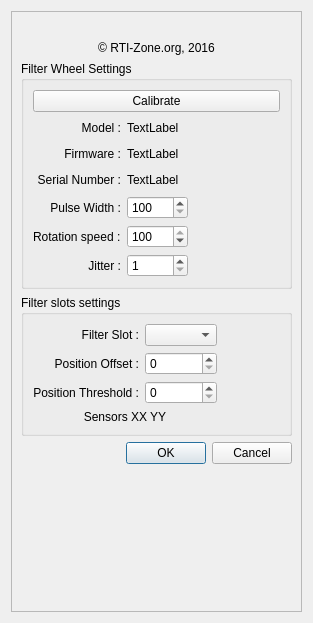
Before: the Qt Designer form XagylFilterWheel.ui in rpineau/XagylFilterWheel, drawn with Qt 5.
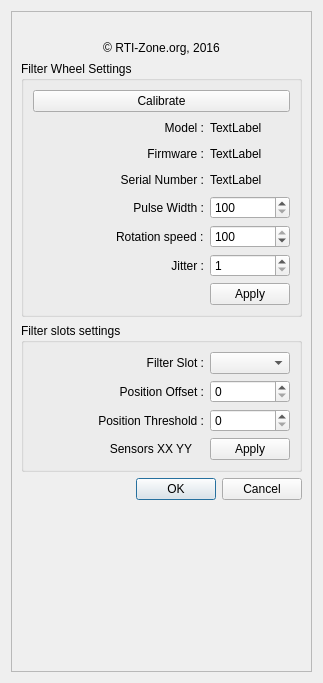
After: the same form once the commit is applied. Icons and pictures are not drawn. Custom widgets are drawn as their Qt base class.

Commit message: Fix code to get data from filter wheel for the UI.

```diff
--- a/XagylFilterWheel.ui
+++ b/XagylFilterWheel.ui
@@ -6,10 +6,16 @@
    <rect>
     <x>0</x>
     <y>0</y>
-    <width>313</width>
-    <height>623</height>
+    <width>323</width>
+    <height>683</height>
    </rect>
   </property>
+  <property name="maximumSize">
+   <size>
+    <width>323</width>
+    <height>683</height>
+   </size>
+  </property>
   <property name="windowTitle">
    <string>X2 Xagyl Filter Wheel Settings</string>
   </property>
@@ -26,42 +32,6 @@
       <property name="fieldGrowthPolicy">
        <enum>QFormLayout::FieldsStayAtSizeHint</enum>
       </property>
-      <item row="0" column="0" colspan="2">
-       <layout class="QVBoxLayout" name="verticalLayout">
-        <property name="rightMargin">
-         <number>0</number>
-        </property>
-        <property name="bottomMargin">
-         <number>0</number>
-        </property>
-        <item>
-         <widget class="QLabel" name="label_logo">
-          <property name="text">
-           <string/>
-          </property>
-          <property name="pixmap">
-           <pixmap>Xagyl.png</pixmap>
-          </property>
-          <property name="alignment">
-           <set>Qt::AlignCenter</set>
-          </property>
-          <property name="X2_PhotoFileName" stdset="0">
-           <string>Xagyl.png</string>
-          </property>
-         </widget>
-        </item>
-        <item>
-         <widget class="QLabel" name="label_2">
-          <property name="text">
-           <string>© RTI-Zone.org, 2016</string>
-          </property>
-          <property name="alignment">
-           <set>Qt::AlignCenter</set>
-          </property>
-         </widget>
-        </item>
-       </layout>
-      </item>
       <item row="2" column="0" colspan="2">
        <widget class="QGroupBox" name="groupBox_2">
         <property name="minimumSize">
@@ -74,76 +44,27 @@
          <string>Filter Wheel Settings</string>
         </property>
         <layout class="QGridLayout" name="gridLayout_3">
-         <item row="3" column="0">
-          <widget class="QLabel" name="label_8">
-           <property name="text">
-            <string>Serial Number :</string>
-           </property>
-           <property name="alignment">
-            <set>Qt::AlignRight|Qt::AlignTrailing|Qt::AlignVCenter</set>
-           </property>
-          </widget>
-         </item>
-         <item row="2" column="1">
+         <item row="3" column="2">
           <widget class="QLabel" name="firmware">
            <property name="text">
             <string>TextLabel</string>
            </property>
           </widget>
          </item>
-         <item row="2" column="2">
-          <spacer name="horizontalSpacer_6">
-           <property name="orientation">
-            <enum>Qt::Horizontal</enum>
-           </property>
-           <property name="sizeHint" stdset="0">
-            <size>
-             <width>40</width>
-             <height>20</height>
-            </size>
-           </property>
-          </spacer>
-         </item>
-         <item row="1" column="0">
-          <widget class="QLabel" name="label_4">
-           <property name="layoutDirection">
-            <enum>Qt::LeftToRight</enum>
-           </property>
-           <property name="text">
-            <string>Model :</string>
-           </property>
-           <property name="alignment">
-            <set>Qt::AlignRight|Qt::AlignTrailing|Qt::AlignVCenter</set>
-           </property>
-          </widget>
-         </item>
-         <item row="5" column="2">
-          <spacer name="horizontalSpacer_8">
-           <property name="orientation">
-            <enum>Qt::Horizontal</enum>
-           </property>
-           <property name="sizeHint" stdset="0">
-            <size>
-             <width>40</width>
-             <height>20</height>
-            </size>
-           </property>
-          </spacer>
-         </item>
-         <item row="4" column="2">
-          <spacer name="horizontalSpacer_3">
-           <property name="orientation">
-            <enum>Qt::Horizontal</enum>
-           </property>
-           <property name="sizeHint" stdset="0">
-            <size>
-             <width>40</width>
-             <height>20</height>
-            </size>
-           </property>
-          </spacer>
-         </item>
          <item row="6" column="2">
+          <widget class="QSpinBox" name="rotationSpeed">
+           <property name="maximum">
+            <number>100</number>
+           </property>
+           <property name="singleStep">
+            <number>10</number>
+           </property>
+           <property name="value">
+            <number>100</number>
+           </property>
+          </widget>
+         </item>
+         <item row="7" column="0">
           <spacer name="horizontalSpacer_9">
            <property name="orientation">
             <enum>Qt::Horizontal</enum>
@@ -156,21 +77,77 @@
            </property>
           </spacer>
          </item>
-         <item row="3" column="1">
+         <item row="5" column="2">
+          <widget class="QSpinBox" name="pulseWidth">
+           <property name="minimum">
+            <number>100</number>
+           </property>
+           <property name="maximum">
+            <number>10000</number>
+           </property>
+           <property name="singleStep">
+            <number>100</number>
+           </property>
+          </widget>
+         </item>
+         <item row="7" column="1">
+          <widget class="QLabel" name="label_11">
+           <property name="text">
+            <string>Jitter :</string>
+           </property>
+           <property name="alignment">
+            <set>Qt::AlignRight|Qt::AlignTrailing|Qt::AlignVCenter</set>
+           </property>
+          </widget>
+         </item>
+         <item row="7" column="2">
+          <widget class="QSpinBox" name="jitter">
+           <property name="minimum">
+            <number>1</number>
+           </property>
+           <property name="maximum">
+            <number>10</number>
+           </property>
+          </widget>
+         </item>
+         <item row="4" column="1">
+          <widget class="QLabel" name="label_8">
+           <property name="text">
+            <string>Serial Number :</string>
+           </property>
+           <property name="alignment">
+            <set>Qt::AlignRight|Qt::AlignTrailing|Qt::AlignVCenter</set>
+           </property>
+          </widget>
+         </item>
+         <item row="6" column="1">
+          <widget class="QLabel" name="label_10">
+           <property name="text">
+            <string>Rotation speed :</string>
+           </property>
+          </widget>
+         </item>
+         <item row="4" column="2">
           <widget class="QLabel" name="serialNumber">
            <property name="text">
             <string>TextLabel</string>
            </property>
           </widget>
          </item>
-         <item row="1" column="1">
-          <widget class="QLabel" name="model">
-           <property name="text">
-            <string>TextLabel</string>
+         <item row="6" column="0">
+          <spacer name="horizontalSpacer_8">
+           <property name="orientation">
+            <enum>Qt::Horizontal</enum>
            </property>
-          </widget>
+           <property name="sizeHint" stdset="0">
+            <size>
+             <width>40</width>
+             <height>20</height>
+            </size>
+           </property>
+          </spacer>
          </item>
-         <item row="2" column="0">
+         <item row="3" column="1">
           <widget class="QLabel" name="label_6">
            <property name="text">
             <string>Firmware :</string>
@@ -181,19 +158,6 @@
           </widget>
          </item>
          <item row="5" column="1">
-          <widget class="QSpinBox" name="rotationSpeed">
-           <property name="maximum">
-            <number>100</number>
-           </property>
-           <property name="singleStep">
-            <number>10</number>
-           </property>
-           <property name="value">
-            <number>100</number>
-           </property>
-          </widget>
-         </item>
-         <item row="4" column="0">
           <widget class="QLabel" name="label_3">
            <property name="text">
             <string>Pulse Width :</string>
@@ -203,7 +167,7 @@
            </property>
           </widget>
          </item>
-         <item row="1" column="2">
+         <item row="3" column="0">
           <spacer name="horizontalSpacer_5">
            <property name="orientation">
             <enum>Qt::Horizontal</enum>
@@ -216,27 +180,53 @@
            </property>
           </spacer>
          </item>
+         <item row="2" column="0">
+          <spacer name="horizontalSpacer_3">
+           <property name="orientation">
+            <enum>Qt::Horizontal</enum>
+           </property>
+           <property name="sizeHint" stdset="0">
+            <size>
+             <width>40</width>
+             <height>20</height>
+            </size>
+           </property>
+          </spacer>
+         </item>
+         <item row="2" column="1">
+          <widget class="QLabel" name="label_4">
+           <property name="layoutDirection">
+            <enum>Qt::LeftToRight</enum>
+           </property>
+           <property name="text">
+            <string>Model :</string>
+           </property>
+           <property name="alignment">
+            <set>Qt::AlignRight|Qt::AlignTrailing|Qt::AlignVCenter</set>
+           </property>
+          </widget>
+         </item>
+         <item row="2" column="2">
+          <widget class="QLabel" name="model">
+           <property name="text">
+            <string>TextLabel</string>
+           </property>
+          </widget>
+         </item>
+         <item row="4" column="0">
+          <spacer name="horizontalSpacer_6">
+           <property name="orientation">
+            <enum>Qt::Horizontal</enum>
+           </property>
+           <property name="sizeHint" stdset="0">
+            <size>
+             <width>40</width>
+             <height>20</height>
+            </size>
+           </property>
+          </spacer>
+         </item>
          <item row="5" column="0">
-          <widget class="QLabel" name="label_10">
-           <property name="text">
-            <string>Rotation speed :</string>
-           </property>
-          </widget>
-         </item>
-         <item row="4" column="1">
-          <widget class="QSpinBox" name="pulseWidth">
-           <property name="minimum">
-            <number>100</number>
-           </property>
-           <property name="maximum">
-            <number>10000</number>
-           </property>
-           <property name="singleStep">
-            <number>100</number>
-           </property>
-          </widget>
-         </item>
-         <item row="3" column="2">
           <spacer name="horizontalSpacer_7">
            <property name="orientation">
             <enum>Qt::Horizontal</enum>
@@ -249,27 +239,14 @@
            </property>
           </spacer>
          </item>
-         <item row="6" column="0">
-          <widget class="QLabel" name="label_11">
+         <item row="10" column="2">
+          <widget class="QPushButton" name="pushButton_2">
            <property name="text">
-            <string>Jitter :</string>
+            <string>Apply</string>
            </property>
-           <property name="alignment">
-            <set>Qt::AlignRight|Qt::AlignTrailing|Qt::AlignVCenter</set>
-           </property>
           </widget>
          </item>
-         <item row="6" column="1">
-          <widget class="QSpinBox" name="jitter">
-           <property name="minimum">
-            <number>1</number>
-           </property>
-           <property name="maximum">
-            <number>10</number>
-           </property>
-          </widget>
-         </item>
-         <item row="0" column="0" colspan="3">
+         <item row="1" column="0" colspan="3">
           <widget class="QPushButton" name="pushButton">
            <property name="text">
             <string>Calibrate</string>
@@ -279,116 +256,6 @@
         </layout>
        </widget>
       </item>
-      <item row="3" column="0" colspan="2">
-       <widget class="QGroupBox" name="groupBox">
-        <property name="minimumSize">
-         <size>
-          <width>0</width>
-          <height>100</height>
-         </size>
-        </property>
-        <property name="title">
-         <string>Filter slots settings</string>
-        </property>
-        <layout class="QGridLayout" name="gridLayout_2">
-         <item row="0" column="0">
-          <widget class="QLabel" name="label">
-           <property name="text">
-            <string>Filter Slot :</string>
-           </property>
-           <property name="alignment">
-            <set>Qt::AlignRight|Qt::AlignTrailing|Qt::AlignVCenter</set>
-           </property>
-          </widget>
-         </item>
-         <item row="1" column="3">
-          <spacer name="horizontalSpacer_10">
-           <property name="orientation">
-            <enum>Qt::Horizontal</enum>
-           </property>
-           <property name="sizeHint" stdset="0">
-            <size>
-             <width>40</width>
-             <height>20</height>
-            </size>
-           </property>
-          </spacer>
-         </item>
-         <item row="2" column="3">
-          <spacer name="horizontalSpacer_11">
-           <property name="orientation">
-            <enum>Qt::Horizontal</enum>
-           </property>
-           <property name="sizeHint" stdset="0">
-            <size>
-             <width>40</width>
-             <height>20</height>
-            </size>
-           </property>
-          </spacer>
-         </item>
-         <item row="2" column="0">
-          <widget class="QLabel" name="label_13">
-           <property name="text">
-            <string>Position Threshold :</string>
-           </property>
-           <property name="alignment">
-            <set>Qt::AlignRight|Qt::AlignTrailing|Qt::AlignVCenter</set>
-           </property>
-          </widget>
-         </item>
-         <item row="2" column="1">
-          <widget class="QSpinBox" name="positionThreshold"/>
-         </item>
-         <item row="0" column="1">
-          <widget class="QComboBox" name="comboBox"/>
-         </item>
-         <item row="1" column="0">
-          <widget class="QLabel" name="label_12">
-           <property name="text">
-            <string>Position Offset :</string>
-           </property>
-           <property name="alignment">
-            <set>Qt::AlignRight|Qt::AlignTrailing|Qt::AlignVCenter</set>
-           </property>
-          </widget>
-         </item>
-         <item row="1" column="1">
-          <widget class="QSpinBox" name="positionOffset">
-           <property name="minimum">
-            <number>0</number>
-           </property>
-           <property name="maximum">
-            <number>99</number>
-           </property>
-          </widget>
-         </item>
-         <item row="0" column="3">
-          <spacer name="horizontalSpacer_4">
-           <property name="orientation">
-            <enum>Qt::Horizontal</enum>
-           </property>
-           <property name="sizeHint" stdset="0">
-            <size>
-             <width>40</width>
-             <height>20</height>
-            </size>
-           </property>
-          </spacer>
-         </item>
-         <item row="3" column="0" colspan="2">
-          <widget class="QLabel" name="sensorValues">
-           <property name="text">
-            <string>Sensors XX YY</string>
-           </property>
-           <property name="alignment">
-            <set>Qt::AlignCenter</set>
-           </property>
-          </widget>
-         </item>
-        </layout>
-       </widget>
-      </item>
       <item row="4" column="0" colspan="2">
        <layout class="QHBoxLayout" name="horizontalLayout_3">
         <item>
@@ -423,6 +290,172 @@
         </item>
        </layout>
       </item>
+      <item row="3" column="0" colspan="2">
+       <widget class="QGroupBox" name="groupBox">
+        <property name="minimumSize">
+         <size>
+          <width>0</width>
+          <height>100</height>
+         </size>
+        </property>
+        <property name="title">
+         <string>Filter slots settings</string>
+        </property>
+        <layout class="QGridLayout" name="gridLayout_2">
+         <item row="3" column="1">
+          <widget class="QLabel" name="sensorValues">
+           <property name="text">
+            <string>Sensors XX YY</string>
+           </property>
+           <property name="alignment">
+            <set>Qt::AlignCenter</set>
+           </property>
+          </widget>
+         </item>
+         <item row="2" column="1">
+          <widget class="QLabel" name="label_13">
+           <property name="text">
+            <string>Position Threshold :</string>
+           </property>
+           <property name="alignment">
+            <set>Qt::AlignRight|Qt::AlignTrailing|Qt::AlignVCenter</set>
+           </property>
+          </widget>
+         </item>
+         <item row="0" column="1">
+          <widget class="QLabel" name="label">
+           <property name="text">
+            <string>Filter Slot :</string>
+           </property>
+           <property name="alignment">
+            <set>Qt::AlignRight|Qt::AlignTrailing|Qt::AlignVCenter</set>
+           </property>
+          </widget>
+         </item>
+         <item row="1" column="2">
+          <widget class="QSpinBox" name="positionOffset">
+           <property name="minimum">
+            <number>0</number>
+           </property>
+           <property name="maximum">
+            <number>99</number>
+           </property>
+          </widget>
+         </item>
+         <item row="2" column="0">
+          <spacer name="horizontalSpacer_10">
+           <property name="orientation">
+            <enum>Qt::Horizontal</enum>
+           </property>
+           <property name="sizeHint" stdset="0">
+            <size>
+             <width>40</width>
+             <height>20</height>
+            </size>
+           </property>
+          </spacer>
+         </item>
+         <item row="1" column="1">
+          <widget class="QLabel" name="label_12">
+           <property name="text">
+            <string>Position Offset :</string>
+           </property>
+           <property name="alignment">
+            <set>Qt::AlignRight|Qt::AlignTrailing|Qt::AlignVCenter</set>
+           </property>
+          </widget>
+         </item>
+         <item row="1" column="0">
+          <spacer name="horizontalSpacer_4">
+           <property name="orientation">
+            <enum>Qt::Horizontal</enum>
+           </property>
+           <property name="sizeHint" stdset="0">
+            <size>
+             <width>40</width>
+             <height>20</height>
+            </size>
+           </property>
+          </spacer>
+         </item>
+         <item row="0" column="2">
+          <widget class="QComboBox" name="comboBox"/>
+         </item>
+         <item row="2" column="2">
+          <widget class="QSpinBox" name="positionThreshold"/>
+         </item>
+         <item row="0" column="0">
+          <spacer name="horizontalSpacer_2">
+           <property name="orientation">
+            <enum>Qt::Horizontal</enum>
+           </property>
+           <property name="sizeHint" stdset="0">
+            <size>
+             <width>40</width>
+             <height>20</height>
+            </size>
+           </property>
+          </spacer>
+         </item>
+         <item row="3" column="2">
+          <widget class="QPushButton" name="pushButton_3">
+           <property name="text">
+            <string>Apply</string>
+           </property>
+          </widget>
+         </item>
+         <item row="3" column="0">
+          <spacer name="horizontalSpacer_11">
+           <property name="orientation">
+            <enum>Qt::Horizontal</enum>
+           </property>
+           <property name="sizeHint" stdset="0">
+            <size>
+             <width>40</width>
+             <height>20</height>
+            </size>
+           </property>
+          </spacer>
+         </item>
+        </layout>
+       </widget>
+      </item>
+      <item row="0" column="0" colspan="2">
+       <layout class="QVBoxLayout" name="verticalLayout">
+        <property name="rightMargin">
+         <number>0</number>
+        </property>
+        <property name="bottomMargin">
+         <number>0</number>
+        </property>
+        <item>
+         <widget class="QLabel" name="label_logo">
+          <property name="text">
+           <string/>
+          </property>
+          <property name="pixmap">
+           <pixmap>Xagyl.png</pixmap>
+          </property>
+          <property name="alignment">
+           <set>Qt::AlignCenter</set>
+          </property>
+          <property name="X2_PhotoFileName" stdset="0">
+           <string>Xagyl.png</string>
+          </property>
+         </widget>
+        </item>
+        <item>
+         <widget class="QLabel" name="label_2">
+          <property name="text">
+           <string>© RTI-Zone.org, 2016</string>
+          </property>
+          <property name="alignment">
+           <set>Qt::AlignCenter</set>
+          </property>
+         </widget>
+        </item>
+       </layout>
+      </item>
      </layout>
     </widget>
    </item>
```
The commit also changes 3 other files.
